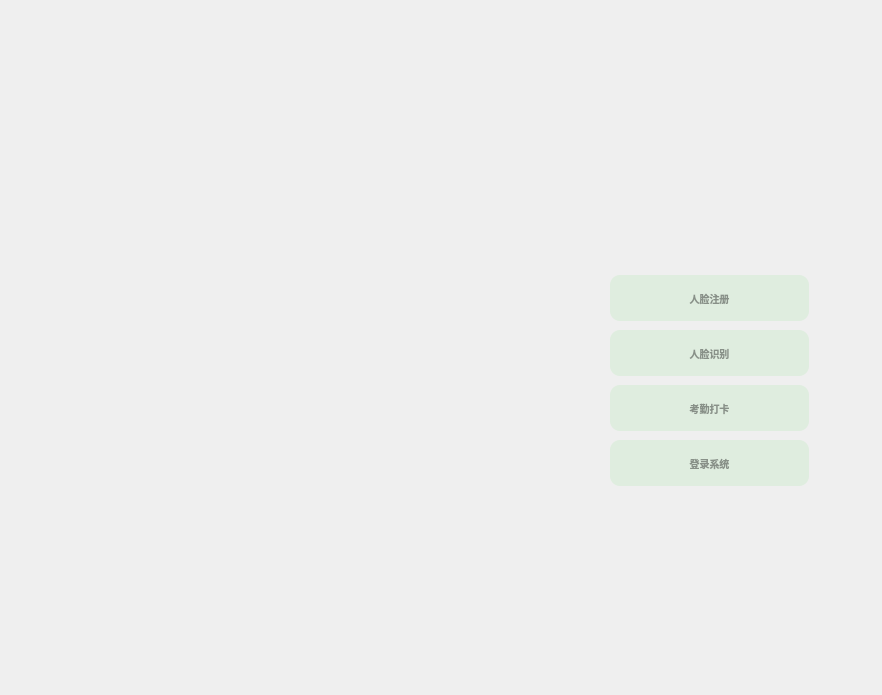
This is Client/ui_design/main_win.ui in ApplauseWow/GraduationProject_V2 as Qt 5 draws it before an edit. The edited form follows.
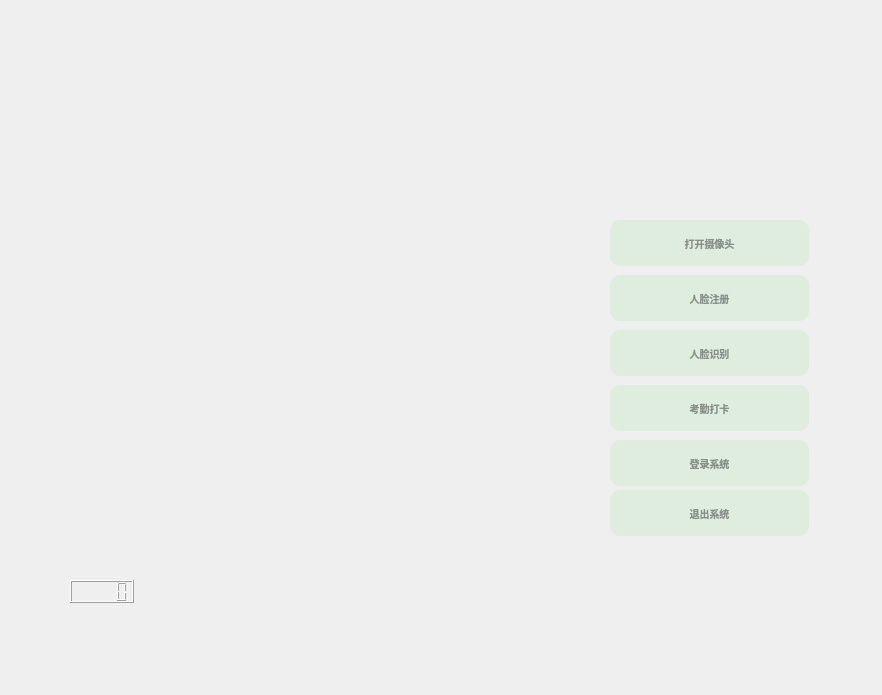
This is the edited form.

The edit to the form file:
```diff
--- a/Client/ui_design/main_win.ui
+++ b/Client/ui_design/main_win.ui
@@ -217,6 +217,123 @@
      <string>人脸识别</string>
     </property>
    </widget>
+   <widget class="QLCDNumber" name="clock">
+    <property name="geometry">
+     <rect>
+      <x>70</x>
+      <y>580</y>
+      <width>64</width>
+      <height>23</height>
+     </rect>
+    </property>
+   </widget>
+   <widget class="QLabel" name="frame">
+    <property name="geometry">
+     <rect>
+      <x>10</x>
+      <y>0</y>
+      <width>851</width>
+      <height>681</height>
+     </rect>
+    </property>
+    <property name="text">
+     <string/>
+    </property>
+   </widget>
+   <widget class="QPushButton" name="quit">
+    <property name="geometry">
+     <rect>
+      <x>610</x>
+      <y>490</y>
+      <width>199</width>
+      <height>46</height>
+     </rect>
+    </property>
+    <property name="font">
+     <font>
+      <pointsize>18</pointsize>
+      <weight>75</weight>
+      <bold>true</bold>
+     </font>
+    </property>
+    <property name="styleSheet">
+     <string notr="true">QPushButton{
+                   background-color:rgba(100,225,100,30);/
+                   border-style:outset;                  
+                   border-width:4px;                     
+                   border-radius:10px;                
+                   border-color:rgba(255,255,255,30);   
+                   font:bold 10px;                    
+                   color:rgba(0,0,0,100);                
+                   padding:6px;                       
+                   }
+                   QPushButton:pressed{
+                   background-color:rgba(100,255,100,200);
+                   border-color:rgba(255,255,255,30);
+                   border-style:inset;
+                   color:rgba(0,0,0,100);
+                   }
+                   QPushButton:hover{
+                   background-color:rgba(100,255,100,100);
+                   border-color:rgba(255,255,255,200);
+                   color:rgba(0,0,0,200);
+                   }</string>
+    </property>
+    <property name="text">
+     <string>退出系统</string>
+    </property>
+   </widget>
+   <widget class="QPushButton" name="open_camera">
+    <property name="geometry">
+     <rect>
+      <x>610</x>
+      <y>220</y>
+      <width>199</width>
+      <height>46</height>
+     </rect>
+    </property>
+    <property name="font">
+     <font>
+      <pointsize>18</pointsize>
+      <weight>75</weight>
+      <bold>true</bold>
+     </font>
+    </property>
+    <property name="styleSheet">
+     <string notr="true">QPushButton{
+                   background-color:rgba(100,225,100,30);/
+                   border-style:outset;                  
+                   border-width:4px;                     
+                   border-radius:10px;                
+                   border-color:rgba(255,255,255,30);   
+                   font:bold 10px;                    
+                   color:rgba(0,0,0,100);                
+                   padding:6px;                       
+                   }
+                   QPushButton:pressed{
+                   background-color:rgba(100,255,100,200);
+                   border-color:rgba(255,255,255,30);
+                   border-style:inset;
+                   color:rgba(0,0,0,100);
+                   }
+                   QPushButton:hover{
+                   background-color:rgba(100,255,100,100);
+                   border-color:rgba(255,255,255,200);
+                   color:rgba(0,0,0,200);
+                   }</string>
+    </property>
+    <property name="text">
+     <string>打开摄像头</string>
+    </property>
+   </widget>
+   <zorder>frame</zorder>
+   <zorder>face_login</zorder>
+   <zorder>att_rec</zorder>
+   <zorder>face_reg</zorder>
+   <zorder>face_rec</zorder>
+   <zorder>quit</zorder>
+   <zorder>open_camera</zorder>
+   <zorder>clock</zorder>
   </widget>
  </widget>
  <resources/>
```
